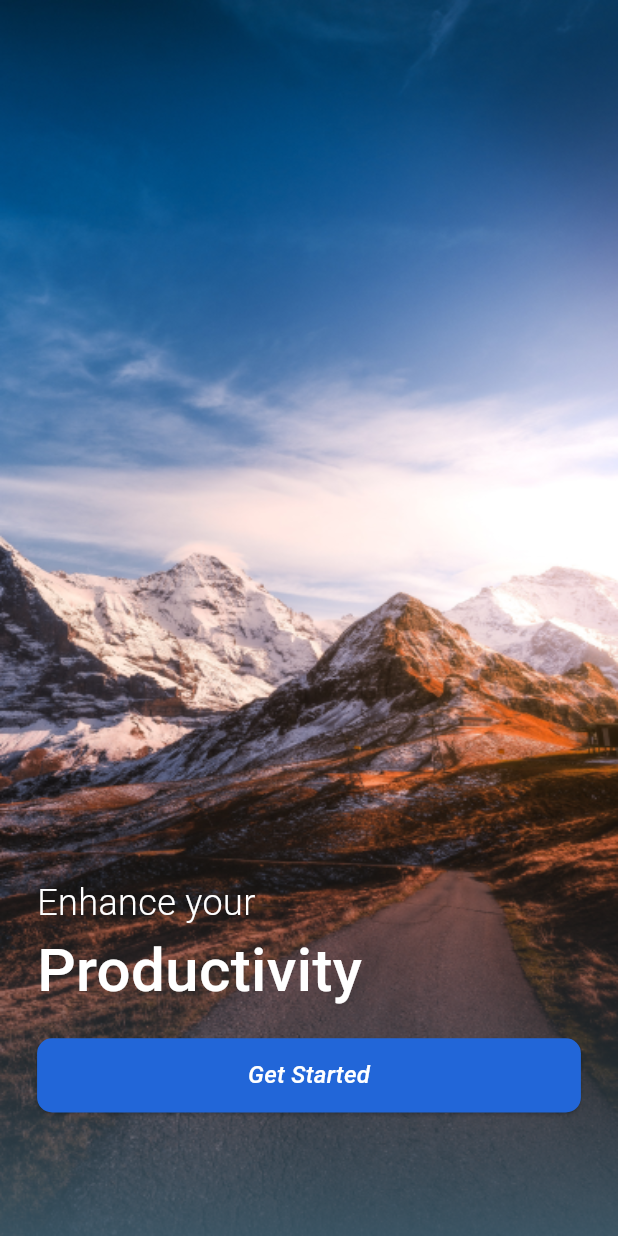
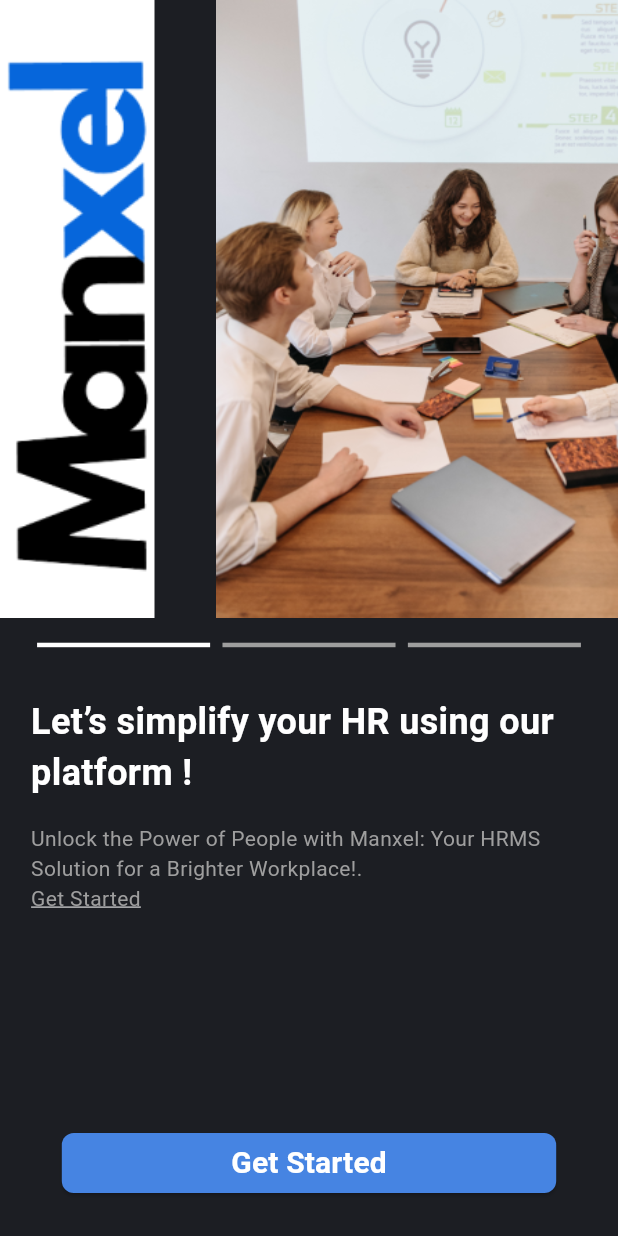
Before and after one commit to RDfahad/apphrmsnew, a Flutter app: the screen it shows after launch, on a phone screen of 412 x 824 dp. Run offline on Flutter 3.47's test engine with Material 2 defaults, Android fonts, the phone set to English and light mode, and no system bars; our stand-ins replace bloc, fl_chart, flutter_bloc, get_it, hive, hive_flutter; accounts and stored records are empty.

Commit message:
new onboarding screen

```diff
--- a/lib/main.dart
+++ b/lib/main.dart
@@ -3,10 +3,10 @@ import 'package:flutter_bloc/flutter_bloc.dart';
 import 'package:get_it/get_it.dart';
 import 'package:hive_flutter/hive_flutter.dart';
 import 'package:hr_emp_proj/ui/screens/dashboard/bloc/dashboard_bloc.dart';
+import 'package:hr_emp_proj/ui/screens/onboarding/view/onboarding_screen.dart';
 import '/ui/screens/authentication/bloc/authentication_bloc.dart';
 import '/ui/screens/bottom_navigation/cubit/bottom_navigation_cubit.dart';
 import '/ui/screens/onboarding/bloc/onboarding_bloc.dart';
-import '/ui/screens/onboarding/view/onboarding_screen.dart';
 import 'data/http/http.dart';
 import 'data/repository_implement/authentication_repo_impl/authentication_repo_implement.dart';
 import 'domain/repository/authentication_repo/authentication_repo.dart';
--- a/lib/ui/screens/bottom_navigation/cubit/bottom_navigation_cubit.dart
+++ b/lib/ui/screens/bottom_navigation/cubit/bottom_navigation_cubit.dart
@@ -1,6 +1,6 @@
 import 'package:flutter_bloc/flutter_bloc.dart';
 
-enum BottomNavigationTabState { homeScreen, attendance, detailreports, profile }
+enum BottomNavigationTabState { homeScreen, attendance, detailReports, profile }
 
 class BottomNavigationCubit extends Cubit<BottomNavigationTabState> {
   BottomNavigationCubit() : super(BottomNavigationTabState.homeScreen);
--- a/lib/ui/screens/bottom_navigation/screen/bottom_navigation_screen.dart
+++ b/lib/ui/screens/bottom_navigation/screen/bottom_navigation_screen.dart
@@ -1,7 +1,7 @@
 import 'package:flutter/cupertino.dart';
 import 'package:flutter/material.dart';
 import 'package:flutter_bloc/flutter_bloc.dart';
-import 'package:hr_emp_proj/ui/screens/attendance/screen/emp_attendance.dart';
+import '../../dashboard/view/leave_request.dart';
 import '/ui/screens/bottom_navigation/cubit/bottom_navigation_cubit.dart';
 import '/ui/screens/dashboard/view/dashboard_screen.dart';
 import '/ui/screens/detail/screen/detail_screen.dart';
@@ -60,9 +60,9 @@ class BottomNavigationScreen extends StatelessWidget {
     switch (tab) {
       case BottomNavigationTabState.homeScreen:
         return DashBoardScreen();
-      case BottomNavigationTabState.leaveRequest:
+      case BottomNavigationTabState.attendance:
         return LeaveRequestScreen();
-      case BottomNavigationTabState.leaveRequestScreen:
+      case BottomNavigationTabState.detailReports:
         return DetailScreen();
       case BottomNavigationTabState.profile:
         return Container();
--- a/lib/ui/screens/onboarding/bloc/onboarding_bloc.dart
+++ b/lib/ui/screens/onboarding/bloc/onboarding_bloc.dart
@@ -21,4 +21,8 @@ class OnboardingCubit extends Cubit<OnboardingState> {
         "onBoardingStatus",true);
     emit(state.copyWith(onBoardingStatus: true));
   }
+
+  onPageChange({int? index}){
+    emit(state.copyWith(index: index));
+  }
 }
--- a/lib/ui/screens/onboarding/view/onboarding_screen.dart
+++ b/lib/ui/screens/onboarding/view/onboarding_screen.dart
@@ -1,8 +1,9 @@
 import 'package:flutter/material.dart';
 import 'package:flutter_bloc/flutter_bloc.dart';
+import 'package:hr_emp_proj/ui/screens/bottom_navigation/screen/bottom_navigation_screen.dart';
+import 'package:hr_emp_proj/utils/app_color.dart';
 import 'package:hr_emp_proj/utils/extension_methods.dart';
-import '../../../widgets/round_button.dart';
-import '../../bottom_navigation/screen/bottom_navigation_screen.dart';
+import '../../../widgets/oboarding_widget.dart';
 import '../../authentication/view/login_screen.dart';
 import '../bloc/onboarding_bloc.dart';
 import '../bloc/onboarding_state.dart';
@@ -12,52 +13,131 @@ class OnboardingScreen extends StatelessWidget {
 
   @override
   Widget build(BuildContext context) {
-    return BlocBuilder<OnboardingCubit, OnboardingState>(
-      builder: (context,OnboardingState onboardingState){
-        if(!onboardingState.  onBoardingStatus){
+    return BlocBuilder(
+      bloc: BlocProvider.of<OnboardingCubit>(context),
+      builder: (context,OnboardingState onboardingState) {
+        if(!onboardingState.onBoardingStatus) {
           return Scaffold(
-            body: Container(
-              padding:
-              EdgeInsets.symmetric(horizontal: context.getScreenWidth * 0.06),
-              decoration: const BoxDecoration(
-                image: DecorationImage(
-                  image: AssetImage('assets/images/back_ground.png'),
+            backgroundColor: const Color(0xFF1c1e23),
+            body: Stack(
+              children: [
+                PageView.builder(
+                    onPageChanged: (int index) {
+                      context
+                          .read<OnboardingCubit>()
+                          .onPageChange(index: index);
+                    },
+                    controller: onboardingState.pageController,
+                    itemCount: 3,
+                    itemBuilder: (_, i) {
+                      return Column(
+                        crossAxisAlignment: CrossAxisAlignment.start,
+                        children: [
+                          SizedBox(
+                            width: context.getScreenWidth,
+                            height: context.getScreenHeight * 0.5,
+                            child: Row(
+                              mainAxisAlignment: MainAxisAlignment.spaceBetween,
+                              children: [
+                                Container(
+                                  color: Colors.white,
+                                  width: context.getScreenWidth * 0.25,
+                                  child: Image.asset(
+                                    'assets/images/manxel-logo.png',
+                                    width: context.getScreenWidth * 0.8,
+                                    height: context.getScreenHeight * 0.5,
                                     fit: BoxFit.fill,
                                   ),
                                 ),
+                                SizedBox(
+                                  width: context.getScreenWidth * 0.65,
+                                  child: Image.asset(
+                                    contents[i].image,
+                                    width: context.getScreenWidth * 0.8,
+                                    height: context.getScreenHeight * 0.5,
+                                    fit: BoxFit.fill,
+                                  ),
+                                ),
+                              ],),
+                          ),
+                        ],
+                      );
+                    }),
+                Align(
+                  alignment: Alignment.bottomCenter,
+                  child: Container(
+                    padding: EdgeInsets.only(
+                        bottom: context.getScreenHeight * 0.03),
+                    width: context.getScreenWidth,
+                    height: context.getScreenHeight * 0.5,
                     child: Column(
-                crossAxisAlignment: CrossAxisAlignment.stretch,
-                mainAxisAlignment: MainAxisAlignment.end,
+                      mainAxisAlignment: MainAxisAlignment.spaceBetween,
                       children: [
+                        Padding(
+                          padding: EdgeInsets.symmetric(horizontal: context
+                              .getScreenWidth * 0.05,
+                              vertical: context.getScreenHeight * 0.02),
+                          child: Column(
+                            crossAxisAlignment: CrossAxisAlignment.start,
+                            children: [
+                              Row(
+                                  children: List.generate(3, (index) =>
+                                      OnboardingWidget().buildDots(
+                                          context: context,
+                                          index: index,
+                                          onboardingState: onboardingState))
+                              ),
+                              SizedBox(height: context.getScreenHeight * 0.04,),
                               const Text(
-                    'Enhance your',
+                                'Let’s simplify your HR using our platform !',
                                 style: TextStyle(
                                     fontSize: 24,
-                      fontWeight: FontWeight.w300,
-                      color: Colors.white,
+                                    fontWeight: FontWeight.bold,
+                                    color: AppColor.whiteColor),
+                              ),
+                              SizedBox(height: context.getScreenHeight * 0.02,),
+                              Text(
+                                contents[onboardingState.index!].text,
+                                style: const TextStyle(color: Colors.grey),
+                              ),
+                              const Text(
+                                'Get Started',
+                                style: TextStyle(color: Colors.grey,
+                                    decoration: TextDecoration.underline,
+                                    decorationColor: Colors.white),
+                                textAlign: TextAlign.left,
+                              ),
+                            ],),
+                        ),
+                        Align(
+                          child: SizedBox(
+                            width: context.getScreenWidth * 0.8,
+                            child: ElevatedButton(
+                              onPressed: () {
+                                context.read<OnboardingCubit>()
+                                    .storeOnboardingStatus();
+                              },
+                              style: ElevatedButton.styleFrom(
+                                backgroundColor: AppColor.primaryColor,
+                                shape: RoundedRectangleBorder(
+                                  borderRadius: BorderRadius.circular(
+                                      8.0), // Adjust the radius as needed
                                 ),
                               ),
-                  const Text(
-                    'Productivity',
+                              child: const Text('Get Started',
                                 style: TextStyle(
-                      fontSize: 40,
-                      fontWeight: FontWeight.w500,
-                      color: Colors.white,
+                                    fontSize: 20,
+                                    fontWeight: FontWeight.bold,
+                                    color: Colors.white),
                               ),
                             ),
-                  SizedBox(height: context.getScreenHeight * 0.02),
-                  RoundElevatedButton(
-                    title: "Get Started",
-                    fontStyle: FontStyle.italic,
-                    onPress: () {
-                      context.read<OnboardingCubit>().storeOnboardingStatus();
-                    },
                           ),
-                  SizedBox(height: context.getScreenHeight * 0.1),
+                        ),
                       ],
                     ),
-
-
+                  ),
+                )
+              ],
             ),
           );
         }
@@ -71,7 +151,27 @@ class OnboardingScreen extends StatelessWidget {
           return Container();
         }
       },
-
     );
   }
 }
+
+class OnboardingContent {
+  String text;
+  String image;
+  OnboardingContent({required this.text, required this.image});
+}
+
+List<OnboardingContent> contents = [
+  OnboardingContent(
+      text:
+      "Unlock the Power of People with Manxel: Your HRMS Solution for a Brighter Workplace!.",
+      image: 'assets/images/onboarding1.png'),
+  OnboardingContent(
+      text:
+      "Unlock the Power of People with Manxel: Your HRMS Solution for a Brighter Workplace!.",
+      image: 'assets/images/onboarding2.png'),
+  OnboardingContent(
+      text:
+      "Unlock the Power of People with Manxel: Your HRMS Solution for a Brighter Workplace!.",
+      image: 'assets/images/onboarding3.png'),
+];
--- a/lib/ui/widgets/oboarding_widget.dart
+++ b/lib/ui/widgets/oboarding_widget.dart
@@ -1,18 +1,16 @@
 
 import 'package:flutter/material.dart';
+import 'package:hr_emp_proj/utils/extension_methods.dart';
 import '../screens/onboarding/bloc/onboarding_state.dart';
 
 class OnboardingWidget{
   Widget buildDots({required BuildContext context, required int index, required OnboardingState onboardingState}) {
     return Container(
-      width: 10,
-      height: 10,
-      margin: const EdgeInsets.only(right: 5),
-      decoration: BoxDecoration(
-          color: onboardingState.index == index
-              ? const Color(0xFFAC4FC6)
-              : const Color(0xFF8194DD),
-          shape: BoxShape.circle),
+      padding: EdgeInsets.symmetric(horizontal: context.getScreenWidth *0.01),
+      margin: EdgeInsets.symmetric(horizontal: context.getScreenWidth *0.01),
+      height: 3,
+      width: context.getScreenWidth * 0.28,
+      color: onboardingState.index == index ? Colors.white : Colors.grey,
     );
   }
 }
```
Also changed, not shown: lib/ui/screens/onboarding/view/onboarding_screen1.dart (added, +77 -0 lines). Lines whose indentation alone changed are shown as unchanged.
